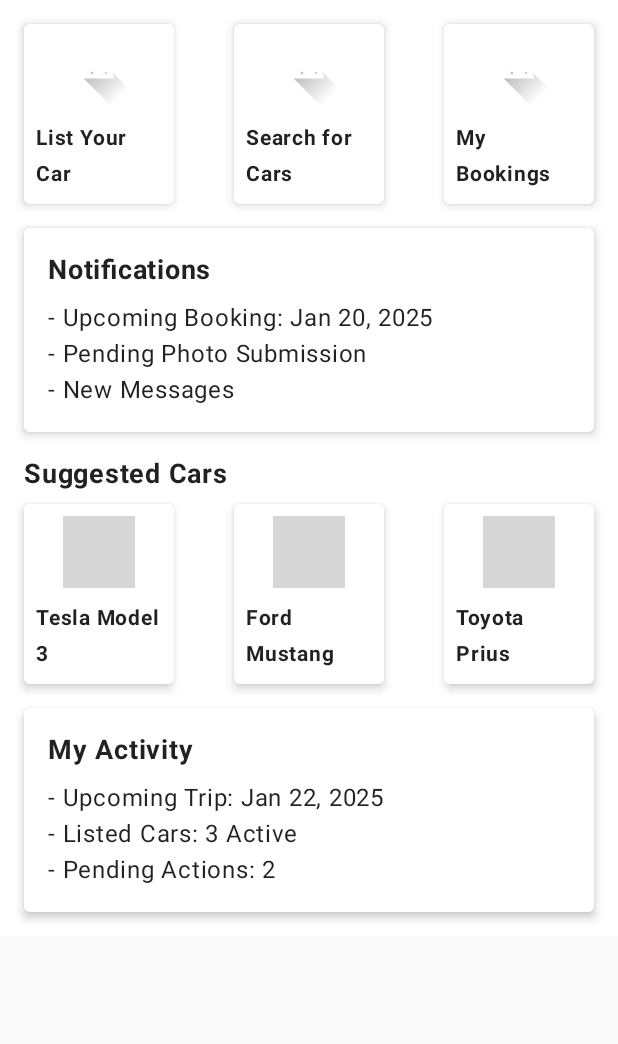
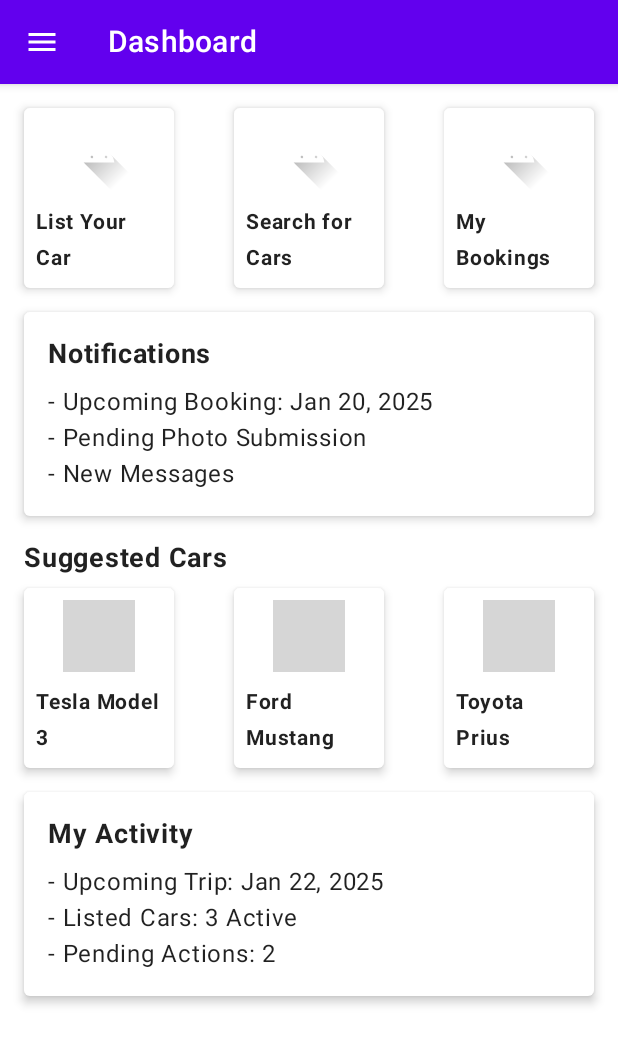
Before and after one commit to MarieBelle88/Park2Share, an Android app built with Jetpack Compose: the HomePageActivity screen opened directly, with no data from a screen before it, on a phone screen of 412 x 824 dp. Shown: the top 1044 px of the screen. Run offline under Robolectric (Android 15) with nearby library versions, the phone set to English and light mode, and no system bars; grey boxes are pictures that could not be loaded.

Commit message:
basic menu bar done

```diff
--- a/frontend/app/build.gradle.kts
+++ b/frontend/app/build.gradle.kts
@@ -70,5 +70,9 @@ dependencies {
     implementation ("androidx.compose.ui:ui-tooling-preview:1.5.1")
     implementation ("androidx.lifecycle:lifecycle-runtime-compose:2.6.1")
     implementation ("androidx.activity:activity-compose:1.7.2")
+    implementation ("com.google.android.material:material:1.2.1")
+    implementation ("androidx.drawerlayout:drawerlayout:1.1.1")
+
+
 
 }
--- a/frontend/app/src/main/java/com/example/co3_park2share/HomePageActivity.kt
+++ b/frontend/app/src/main/java/com/example/co3_park2share/HomePageActivity.kt
@@ -4,14 +4,123 @@ import android.os.Bundle
 import androidx.activity.ComponentActivity
 import androidx.activity.compose.setContent
 import androidx.compose.material.MaterialTheme
+import androidx.compose.material.*
+import androidx.compose.runtime.Composable
+import androidx.compose.runtime.rememberCoroutineScope
+import androidx.compose.ui.res.stringResource
+import androidx.compose.ui.unit.dp
+import kotlinx.coroutines.launch
+
+
+import androidx.compose.ui.Modifier
+import androidx.compose.foundation.layout.*
+import androidx.compose.foundation.text.BasicText
+import androidx.compose.foundation.clickable
+import androidx.compose.ui.text.style.TextAlign
+import kotlinx.coroutines.launch
+import androidx.compose.material.icons.Icons
+import androidx.compose.material.icons.filled.Menu
+
+
+
 
 class HomePageActivity : ComponentActivity() {
     override fun onCreate(savedInstanceState: Bundle?) {
         super.onCreate(savedInstanceState)
         setContent {
             MaterialTheme {
-                DashboardScreen() // This is your Jetpack Compose screen
+                DashboardWithDrawer()
             }
         }
     }
 }
+
+@Composable
+fun DashboardWithDrawer() {
+    val drawerState = rememberDrawerState(DrawerValue.Closed) // Create the DrawerState
+    val scope = rememberCoroutineScope() // Coroutine scope for toggling the drawer
+
+    ModalDrawer(
+        drawerState = drawerState,
+        drawerContent = {
+            DrawerContent { selectedOption ->
+                // Handle option selection logic
+                when (selectedOption) {
+                    "Home" -> { /* Navigate to Home */ }
+                    "List Your Car" -> { /* Navigate to List Your Car */ }
+                    "My Bookings" -> { /* Navigate to My Bookings */ }
+                    "Settings" -> { /* Navigate to Settings */ }
+                }
+                scope.launch { drawerState.close() } // Close the drawer after selection
+            }
+        }
+    ) {
+        // Pass the drawerState to DashboardScreen
+        DashboardScreen(drawerState = drawerState)
+    }
+}
+
+
+@Composable
+fun DashboardScreen(drawerState: DrawerState) {
+    val scope = rememberCoroutineScope()
+
+    Scaffold(
+        topBar = {
+            TopAppBar(
+                title = { Text("Dashboard") },
+                navigationIcon = {
+                    IconButton(onClick = { scope.launch { drawerState.open() } }) {
+                        Icon(Icons.Default.Menu, contentDescription = "Menu")
+                    }
+                }
+            )
+        },
+        content = { paddingValues -> // Accept the padding values
+            Column(
+                modifier = Modifier
+                    .padding(paddingValues) // Use padding values from Scaffold
+                    .padding(16.dp) // Add custom padding
+            ) {
+                QuickLinksSection()
+                Spacer(modifier = Modifier.height(16.dp))
+                NotificationsSection()
+                Spacer(modifier = Modifier.height(16.dp))
+                SuggestedCarsSection()
+                Spacer(modifier = Modifier.height(16.dp))
+                MyActivitySection()
+            }
+        }
+    )
+}
+
+
+
+@Composable
+fun DrawerContent(onOptionSelected: (String) -> Unit) {
+    Column(modifier = Modifier.fillMaxSize()) {
+        Text(
+            text = "Menu",
+            style = MaterialTheme.typography.h6,
+            modifier = Modifier.padding(16.dp)
+        )
+        Divider()
+        DrawerItem(label = "Home", onClick = onOptionSelected)
+        DrawerItem(label = "List Your Car", onClick = onOptionSelected)
+        DrawerItem(label = "My Bookings", onClick = onOptionSelected)
+        DrawerItem(label = "Settings", onClick = onOptionSelected)
+    }
+}
+
+
+@Composable
+fun DrawerItem(label: String, onClick: (String) -> Unit) {
+    Text(
+        text = label,
+        style = MaterialTheme.typography.body1,
+        modifier = Modifier
+            .fillMaxWidth()
+            .clickable { onClick(label) }
+            .padding(16.dp)
+    )
+}
--- /dev/null
+++ b/frontend/app/src/main/java/com/example/co3_park2share/NavigationDrawerActivity.kt
@@ -0,0 +1,4 @@
+package com.example.co3_park2share
+
+class NavigationDrawerActivity {
+}
```
Also changed, not shown: frontend/app/src/main/res/layout/activity_navigation_drawer.xml (added, +26 -0 lines), frontend/app/src/main/res/menu/drawer_menu.xml (added, +16 -0 lines), frontend/app/src/main/res/drawable/ic_home.png (added), frontend/app/src/main/res/drawable/ic_profile.png (added), frontend/app/src/main/res/drawable/ic_settings.png (added), 1 other file.
